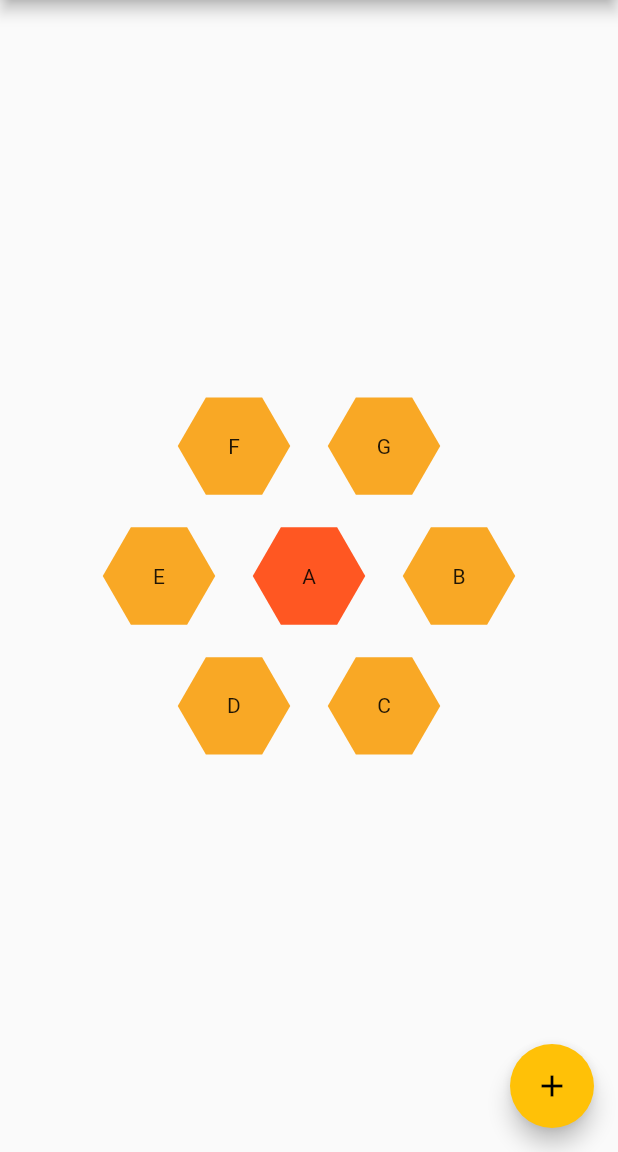
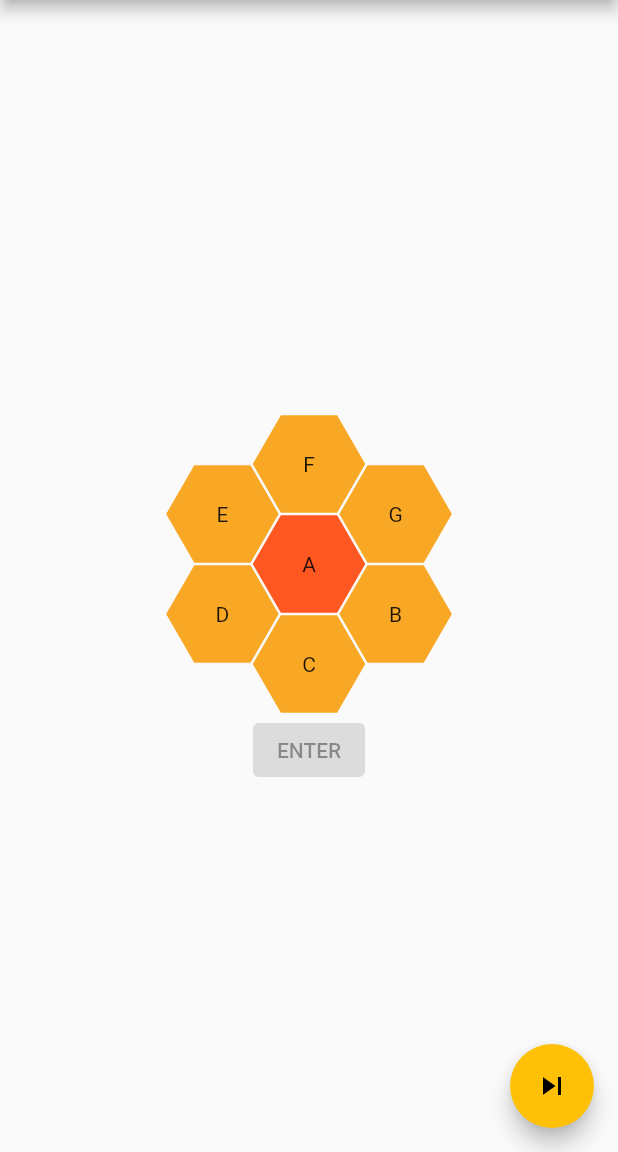
Before and after one commit to RubberDuckEng/pangram, a Flutter app: the screen it shows after launch, on a phone screen of 412 x 824 dp, the part 84-1236 px from its top. Run offline on Flutter 3.47's test engine with Material 2 defaults, Android fonts, the phone set to English and light mode, and no system bars.

Commit message:
Progress from RDE #36
Made it possible to actually play a game and check words against matched list. Made it possible to "win" and go to the next board.  Added a fake server for now which simulates loading delay.
Renamed Game -> Board

```diff
--- a/lib/main.dart
+++ b/lib/main.dart
@@ -3,12 +3,12 @@ import 'dart:math';
 
 // A, B, C, D, E, F, G
 
-class Game {
+class Board {
   final String center;
   final List<String> otherLetters;
   final List<String> validWords;
 
-  Game(
+  Board(
       {required this.center,
       required this.otherLetters,
       required this.validWords});
@@ -20,10 +20,14 @@ class Game {
 // Some way to list which words they've found.
 
 void main() {
-  runApp(MyApp());
+  final Server server = Server();
+  runApp(MyApp(server: server));
 }
 
 class MyApp extends StatelessWidget {
+  final Server server;
+  MyApp({required this.server});
+
   @override
   Widget build(BuildContext context) {
     return MaterialApp(
@@ -31,7 +35,7 @@ class MyApp extends StatelessWidget {
       theme: ThemeData(
         primarySwatch: Colors.amber,
       ),
-      home: MyHomePage(title: 'Pangram'),
+      home: MyHomePage(title: 'Pangram', server: server),
     );
   }
 }
@@ -61,6 +65,10 @@ class HexagonPainter extends CustomPainter {
     canvas.drawPath(path, paint);
   }
 
+  // TODO: Hit test within the hexagon.
+  // @override
+  // bool? hitTest(Offset position) {}
+
   @override
   bool shouldRepaint(covariant HexagonPainter oldDelegate) {
     return oldDelegate.color != color;
@@ -70,22 +78,32 @@ class HexagonPainter extends CustomPainter {
 class PangramTile extends StatelessWidget {
   final String letter;
   final bool isCenter;
+  final ValueChanged<String> onPressed;
 
-  PangramTile({Key? key, required this.letter, required this.isCenter})
+  PangramTile(
+      {Key? key,
+      required this.letter,
+      required this.onPressed,
+      required this.isCenter})
       : super(key: key);
 
   @override
   Widget build(BuildContext context) {
     Color color =
         isCenter ? Colors.deepOrange.shade500 : Colors.yellow.shade800;
-    return Stack(alignment: AlignmentDirectional.center, children: [
+    return GestureDetector(
+      onTap: () {
+        onPressed(letter);
+      },
+      child: Stack(alignment: AlignmentDirectional.center, children: [
         SizedBox(
           height: 75.0,
           width: 75.0,
           child: CustomPaint(painter: HexagonPainter(color: color)),
         ),
         Text(letter),
-    ]);
+      ]),
+    );
   }
 }
 
@@ -107,13 +125,13 @@ class PangramLayout extends MultiChildLayoutDelegate {
     positionChild(_PangramSlot.center,
         size.center(Offset.zero) - centerSize.center(Offset.zero));
 
-    var radius = size.shortestSide / 2.0;
+    var radius = size.shortestSide / 3.0;
     const angleIncrement = pi / 3.0;
     const satelliteCount = 6;
     for (int i = 0; i < satelliteCount; ++i) {
       var slot = _PangramSlot.values[i + 1]; // The center slot is index 0.
       var satelliteSize = layoutChild(slot, BoxConstraints.loose(size));
-      var angle = i * angleIncrement;
+      var angle = i * angleIncrement + pi / 6.0;
       var satelliteOffset = size.center(Offset.zero) +
           Offset(cos(angle), sin(angle)) * radius -
           satelliteSize.center(Offset.zero);
@@ -127,45 +145,175 @@ class PangramLayout extends MultiChildLayoutDelegate {
   bool shouldRelayout(covariant MultiChildLayoutDelegate oldDelegate) => false;
 }
 
-class PangramGame extends StatelessWidget {
-  final Game game;
+class FoundWords extends StatelessWidget {
+  final List<String> foundWords;
+  FoundWords({Key? key, required this.foundWords}) : super(key: key);
 
-  PangramGame({Key? key, required this.game}) : super(key: key);
+  @override
+  Widget build(BuildContext context) {
+    return Text(foundWords.join(", "));
+  }
+}
+
+class PangramGame extends StatefulWidget {
+  final Board board;
+  final VoidCallback onWin;
+
+  PangramGame({Key? key, required this.board, required this.onWin})
+      : super(key: key);
+
+  @override
+  _PangramGameState createState() => _PangramGameState();
+}
+
+class _PangramGameState extends State<PangramGame> {
+  String typedWord = "";
+
+  // TODO: This is really business logic state rather than UI state.
+  List<String> foundWords = <String>[];
+
+  void typeLetter(String letter) {
+    setState(() {
+      typedWord += letter;
+    });
+  }
+
+  void enterPressed() {
+    setState(() {
+      var guessedWord = typedWord;
+      typedWord = "";
+
+      if (foundWords.contains(guessedWord)) {
+        final snackBar =
+            SnackBar(content: Text('Already found "$guessedWord"'));
+        ScaffoldMessenger.of(context).showSnackBar(snackBar);
+        return;
+      }
+
+      if (!widget.board.validWords.contains(guessedWord)) {
+        final snackBar =
+            SnackBar(content: Text('"$guessedWord" is not a valid word'));
+        ScaffoldMessenger.of(context).showSnackBar(snackBar);
+        return;
+      }
+
+      foundWords.add(guessedWord);
+    });
+
+    if (foundWords.length == widget.board.validWords.length) {
+      widget.onWin();
+    }
+  }
 
   @override
   Widget build(BuildContext context) {
     var children = [
       LayoutId(
           id: _PangramSlot.center,
-          child: PangramTile(letter: game.center, isCenter: true))
+          child: PangramTile(
+            letter: widget.board.center,
+            onPressed: typeLetter,
+            isCenter: true,
+          ))
     ];
-    for (var i = 0; i < game.otherLetters.length; ++i) {
-      var letter = game.otherLetters[i];
+    for (var i = 0; i < widget.board.otherLetters.length; ++i) {
+      var letter = widget.board.otherLetters[i];
       children.add(LayoutId(
           id: _PangramSlot.values[i + 1],
-          child: PangramTile(letter: letter, isCenter: false)));
+          child: PangramTile(
+            letter: letter,
+            onPressed: typeLetter,
+            isCenter: false,
+          )));
     }
-    return CustomMultiChildLayout(
-        delegate: PangramLayout(), children: children);
+    return Column(
+      children: [
+        FoundWords(foundWords: foundWords),
+        Text(typedWord),
+        CustomMultiChildLayout(delegate: PangramLayout(), children: children),
+        ElevatedButton(
+            onPressed: typedWord == "" ? null : enterPressed,
+            child: Text("ENTER")),
+      ],
+    );
   }
 }
 
 class MyHomePage extends StatefulWidget {
-  MyHomePage({Key? key, this.title}) : super(key: key);
+  MyHomePage({Key? key, this.title, required this.server}) : super(key: key);
   final String? title;
+  final Server server;
 
   @override
   _MyHomePageState createState() => _MyHomePageState();
 }
 
-class _MyHomePageState extends State<MyHomePage> {
-  Game _game = new Game(
+class Server {
+  Future<Board> nextBoard() async {
+    return Future.delayed(
+      new Duration(milliseconds: 500),
+      () {
+        return Board(
             center: "A",
             otherLetters: ["B", "C", "D", "E", "F", "G"],
             validWords: ["FADE"]);
+      },
+    );
+  }
+}
+
+class _MyHomePageState extends State<MyHomePage> {
+  Board? _board;
+
+  // TODO: This belongs outside of this widget.
+  @override
+  void initState() {
+    super.initState();
+    getNextBoard();
+  }
+
+  Future getNextBoard() async {
+    Board board = await widget.server.nextBoard();
+    if (!mounted) {
+      return;
+    }
+    setState(() {
+      _board = board;
+    });
+  }
+
+  void onWin() {
+    if (_board == null) {
+      return;
+    }
+
+    final snackBar = SnackBar(content: Text('A winner is you 🎉'));
+    ScaffoldMessenger.of(context).showSnackBar(snackBar);
+
+    setState(() {
+      _board = null;
+    });
+    getNextBoard();
+  }
+
+  void onNextGame() {
+    if (_board == null) {
+      return;
+    }
+
+    setState(() {
+      _board = null;
+    });
+    getNextBoard();
+  }
 
   @override
   Widget build(BuildContext context) {
+    Board? board = _board;
+    var body = (board == null)
+        ? Text("Loading...")
+        : PangramGame(board: board, onWin: onWin);
+
     return Scaffold(
       appBar: AppBar(
         title: Text(widget.title!),
@@ -174,14 +322,14 @@ class _MyHomePageState extends State<MyHomePage> {
         child: Column(
           mainAxisAlignment: MainAxisAlignment.center,
           children: <Widget>[
-            PangramGame(game: _game),
+            body,
           ],
         ),
       ),
       floatingActionButton: FloatingActionButton(
-        onPressed: null,
-        tooltip: 'Increment',
-        child: Icon(Icons.add),
+        onPressed: onNextGame,
+        tooltip: 'Next Game',
+        child: Icon(Icons.skip_next),
       ), // This trailing comma makes auto-formatting nicer for build methods.
     );
   }
```
Also changed, not shown: 1 other file. Lines whose indentation alone changed are shown as unchanged.
